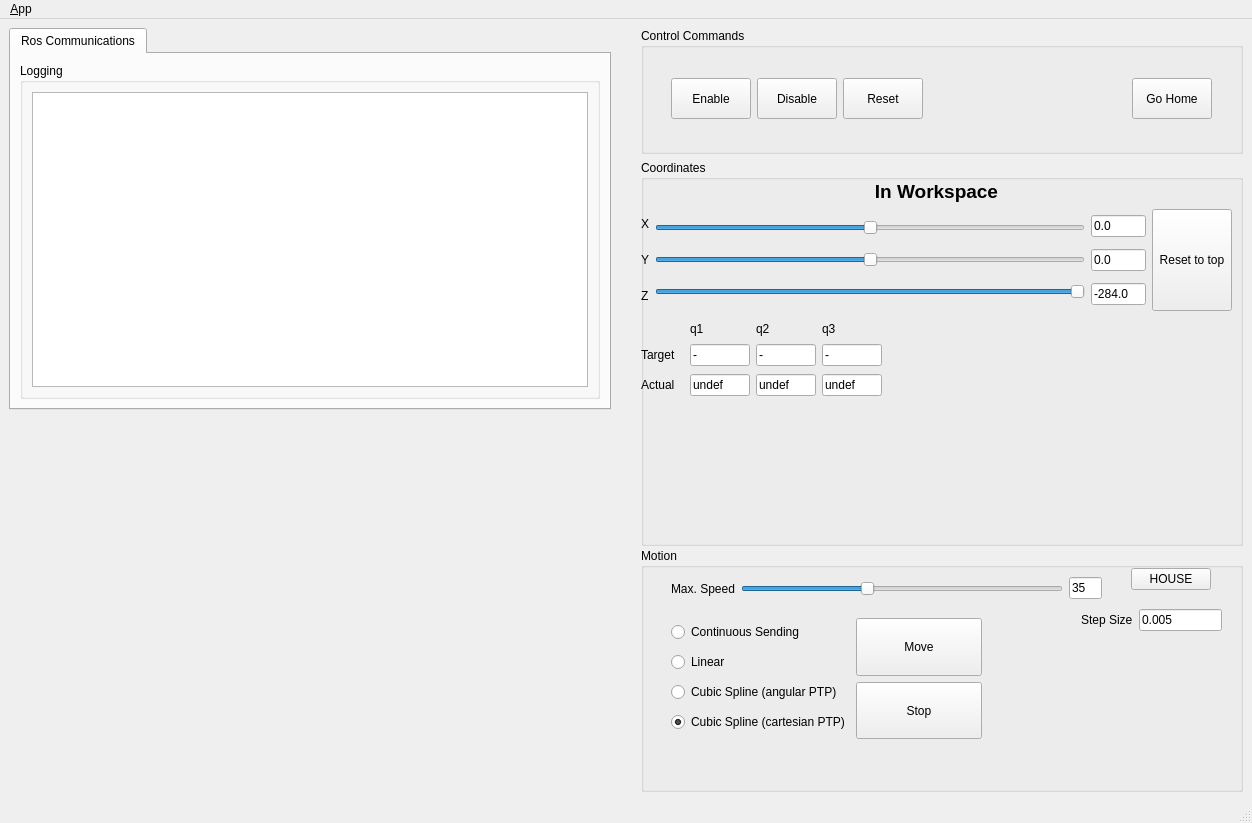
Old version of the form delta_qtgui/ui/main_window.ui in the repository MarvinStuede/delta.
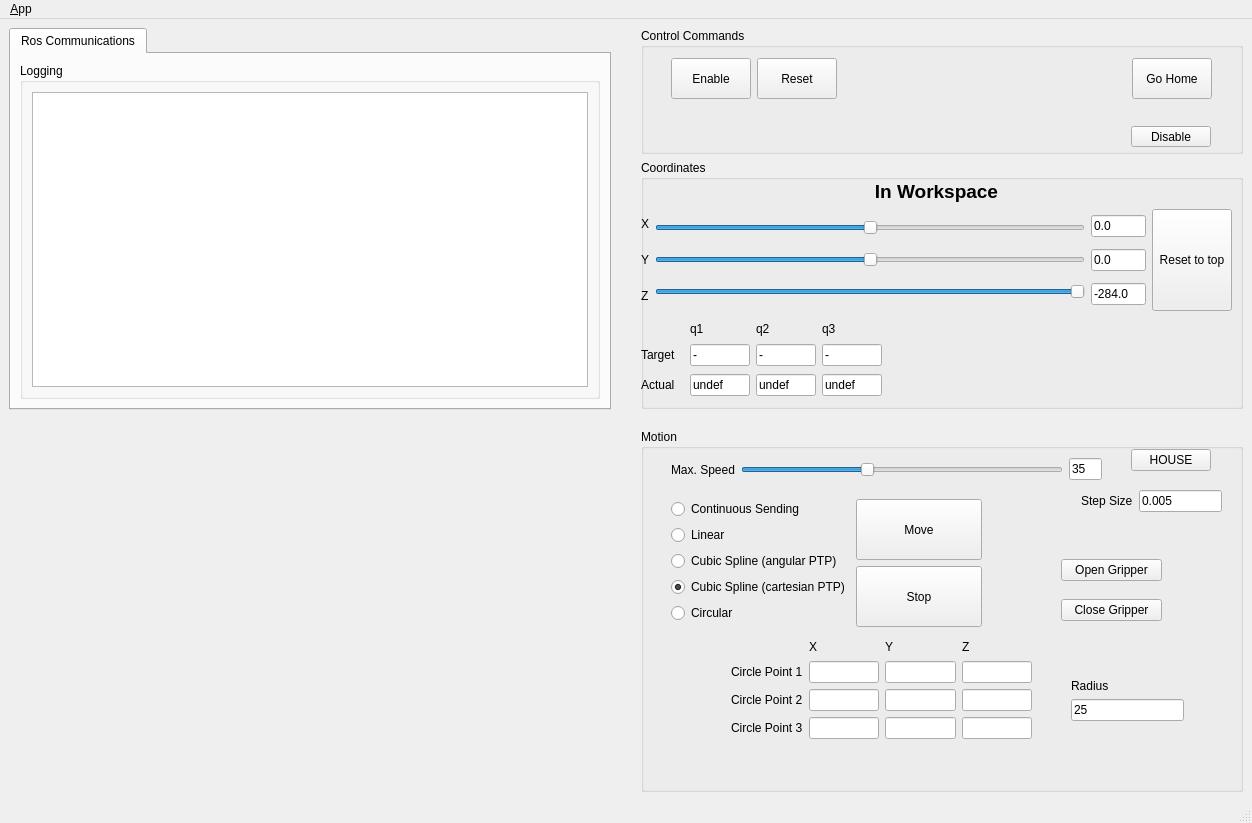
New version of the form. Icons and pictures are not drawn.

```diff
--- a/delta_qtgui/ui/main_window.ui
+++ b/delta_qtgui/ui/main_window.ui
@@ -142,7 +142,7 @@
          <property name="geometry">
           <rect>
            <x>30</x>
-           <y>50</y>
+           <y>30</y>
            <width>541</width>
            <height>41</height>
           </rect>
@@ -161,19 +161,6 @@
             </property>
            </widget>
           </item>
-          <item>
-           <widget class="QPushButton" name="disableButton">
-            <property name="sizePolicy">
-             <sizepolicy hsizetype="Minimum" vsizetype="Preferred">
-              <horstretch>0</horstretch>
-              <verstretch>0</verstretch>
-             </sizepolicy>
-            </property>
-            <property name="text">
-             <string>Disable</string>
-            </property>
-           </widget>
-          </item>
           <item>
            <widget class="QPushButton" name="resetButton">
             <property name="sizePolicy">
@@ -224,6 +211,29 @@
           </item>
          </layout>
         </widget>
+        <widget class="QPushButton" name="disableButton">
+         <property name="geometry">
+          <rect>
+           <x>490</x>
+           <y>98</y>
+           <width>80</width>
+           <height>21</height>
+          </rect>
+         </property>
+         <property name="sizePolicy">
+          <sizepolicy hsizetype="Minimum" vsizetype="Preferred">
+           <horstretch>0</horstretch>
+           <verstretch>0</verstretch>
+          </sizepolicy>
+         </property>
+         <property name="text">
+          <string>Disable</string>
+         </property>
+        </widget>
+        <zorder>layoutWidget</zorder>
+        <zorder>enableButton</zorder>
+        <zorder>disableButton</zorder>
+        <zorder>disableButton</zorder>
        </widget>
       </item>
       <item>
@@ -237,7 +247,7 @@
         <property name="minimumSize">
          <size>
           <width>0</width>
-          <height>386</height>
+          <height>249</height>
          </size>
         </property>
         <property name="title">
@@ -710,6 +720,19 @@
         </widget>
        </widget>
       </item>
+      <item>
+       <spacer name="verticalSpacer">
+        <property name="orientation">
+         <enum>Qt::Vertical</enum>
+        </property>
+        <property name="sizeHint" stdset="0">
+         <size>
+          <width>20</width>
+          <height>40</height>
+         </size>
+        </property>
+       </spacer>
+      </item>
       <item>
        <widget class="QGroupBox" name="groupBox_2">
         <property name="sizePolicy">
@@ -721,7 +744,7 @@
         <property name="minimumSize">
          <size>
           <width>0</width>
-          <height>244</height>
+          <height>363</height>
          </size>
         </property>
         <property name="title">
@@ -830,7 +853,7 @@
            <x>30</x>
            <y>70</y>
            <width>311</width>
-           <height>121</height>
+           <height>128</height>
           </rect>
          </property>
          <layout class="QHBoxLayout" name="horizontalLayout_5">
@@ -885,6 +908,16 @@
               </attribute>
              </widget>
             </item>
+            <item>
+             <widget class="QRadioButton" name="radioCircular">
+              <property name="text">
+               <string>Circular</string>
+              </property>
+              <attribute name="buttonGroup">
+               <string notr="true">buttonGroup</string>
+              </attribute>
+             </widget>
+            </item>
            </layout>
           </item>
           <item>
@@ -960,26 +993,153 @@
           </item>
          </layout>
         </widget>
-        <zorder>houseButton</zorder>
-        <zorder>layoutWidget</zorder>
-        <zorder>layoutWidget</zorder>
-        <zorder>layoutWidget</zorder>
-        <zorder>groupBox_3</zorder>
+        <widget class="QPushButton" name="gripopenButton">
+         <property name="geometry">
+          <rect>
+           <x>420</x>
+           <y>130</y>
+           <width>101</width>
+           <height>22</height>
+          </rect>
+         </property>
+         <property name="text">
+          <string>Open Gripper</string>
+         </property>
+        </widget>
+        <widget class="QPushButton" name="gripcloseButton">
+         <property name="geometry">
+          <rect>
+           <x>420</x>
+           <y>170</y>
+           <width>101</width>
+           <height>22</height>
+          </rect>
+         </property>
+         <property name="text">
+          <string>Close Gripper</string>
+         </property>
+        </widget>
+        <widget class="QWidget" name="gridLayoutWidget_2">
+         <property name="geometry">
+          <rect>
+           <x>90</x>
+           <y>210</y>
+           <width>301</width>
+           <height>100</height>
+          </rect>
+         </property>
+         <layout class="QGridLayout" name="gridLayout_2">
+          <item row="1" column="0">
+           <widget class="QLabel" name="label_8">
+            <property name="text">
+             <string>Circle Point 1</string>
+            </property>
+           </widget>
+          </item>
+          <item row="0" column="2">
+           <widget class="QLabel" name="label_12">
+            <property name="text">
+             <string>Y</string>
+            </property>
+           </widget>
+          </item>
+          <item row="3" column="0">
+           <widget class="QLabel" name="label_10">
+            <property name="text">
+             <string>Circle Point 3</string>
+            </property>
+           </widget>
+          </item>
+          <item row="2" column="0">
+           <widget class="QLabel" name="label_9">
+            <property name="text">
+             <string>Circle Point 2</string>
+            </property>
+           </widget>
+          </item>
+          <item row="2" column="1">
+           <widget class="QLineEdit" name="led_CP2_X"/>
+          </item>
+          <item row="1" column="1">
+           <widget class="QLineEdit" name="led_CP1_X">
+            <property name="readOnly">
+             <bool>true</bool>
+            </property>
+           </widget>
+          </item>
+          <item row="0" column="1">
+           <widget class="QLabel" name="label_11">
+            <property name="text">
+             <string>X</string>
+            </property>
+           </widget>
+          </item>
+          <item row="0" column="3">
+           <widget class="QLabel" name="label_13">
+            <property name="text">
+             <string>Z</string>
+            </property>
+           </widget>
+          </item>
+          <item row="1" column="2">
+           <widget class="QLineEdit" name="led_CP1_Y">
+            <property name="readOnly">
+             <bool>true</bool>
+            </property>
+           </widget>
+          </item>
+          <item row="2" column="2">
+           <widget class="QLineEdit" name="led_CP2_Y"/>
+          </item>
+          <item row="1" column="3">
+           <widget class="QLineEdit" name="led_CP1_Z">
+            <property name="readOnly">
+             <bool>true</bool>
+            </property>
+           </widget>
+          </item>
+          <item row="2" column="3">
+           <widget class="QLineEdit" name="led_CP2_Z"/>
+          </item>
+          <item row="3" column="1">
+           <widget class="QLineEdit" name="led_CP3_X"/>
+          </item>
+          <item row="3" column="2">
+           <widget class="QLineEdit" name="led_CP3_Y"/>
+          </item>
+          <item row="3" column="3">
+           <widget class="QLineEdit" name="led_CP3_Z"/>
+          </item>
+         </layout>
+        </widget>
+        <widget class="QLineEdit" name="led_radius">
+         <property name="geometry">
+          <rect>
+           <x>430</x>
+           <y>270</y>
+           <width>113</width>
+           <height>22</height>
+          </rect>
+         </property>
+         <property name="text">
+          <string>25</string>
+         </property>
+        </widget>
+        <widget class="QLabel" name="label_14">
+         <property name="geometry">
+          <rect>
+           <x>430</x>
+           <y>250</y>
+           <width>59</width>
+           <height>14</height>
+          </rect>
+         </property>
+         <property name="text">
+          <string>Radius</string>
+         </property>
+        </widget>
        </widget>
       </item>
-      <item>
-       <spacer name="verticalSpacer">
-        <property name="orientation">
-         <enum>Qt::Vertical</enum>
-        </property>
-        <property name="sizeHint" stdset="0">
-         <size>
-          <width>20</width>
-          <height>40</height>
-         </size>
-        </property>
-       </spacer>
-      </item>
      </layout>
     </item>
    </layout>
```
